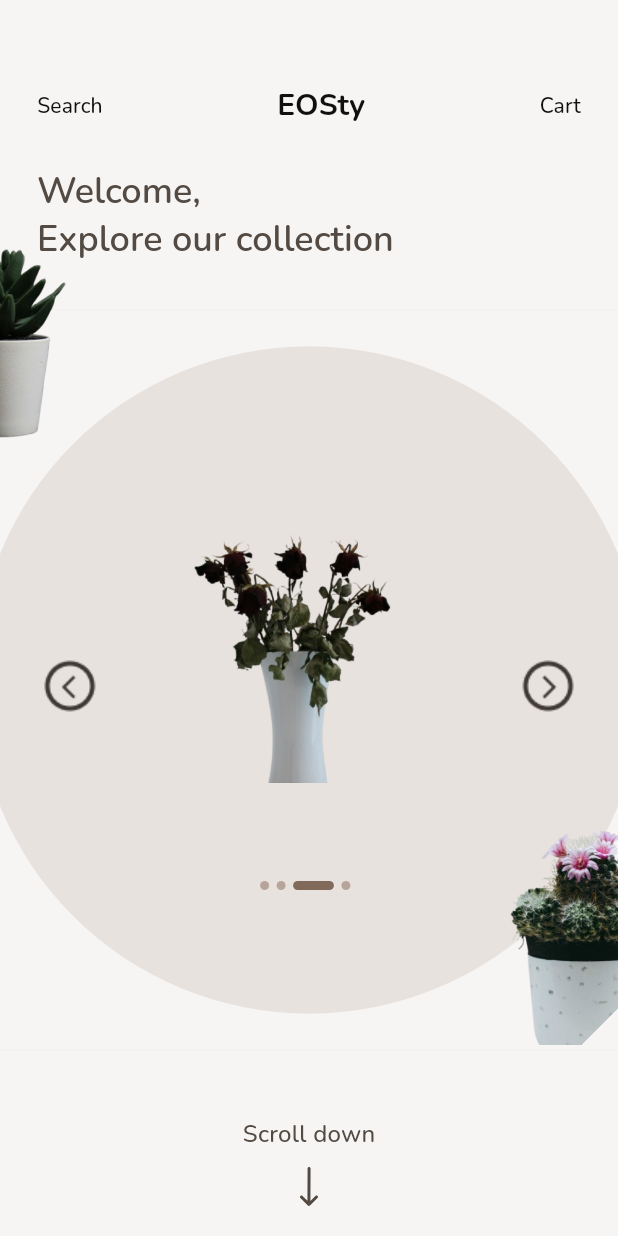
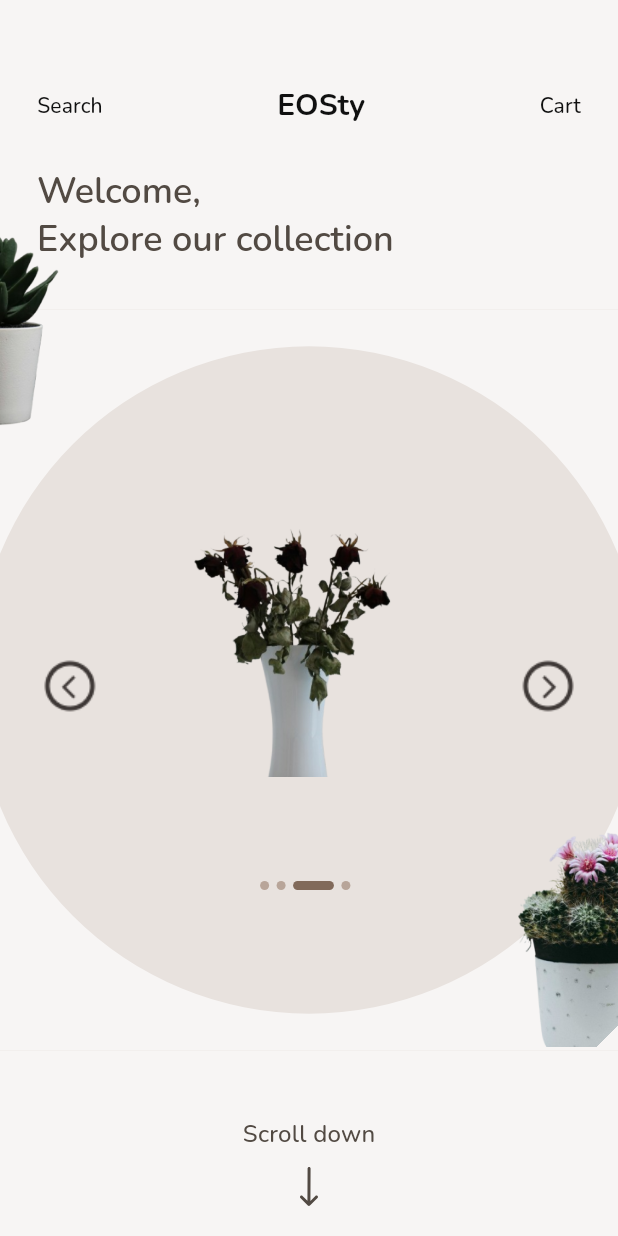
Before and after one commit to Amr20533/animated_flower_vase_app_ui, a Flutter app: the screen it shows after launch, swiped to page 3, on a phone screen of 412 x 824 dp. Run offline on Flutter 3.47's test engine with Material 3 defaults, Android fonts, the light colour scheme and no system bars; our stand-ins replace expandable_text, flutter_svg, google_fonts.

Commit message:
Last Edit

```diff
--- a/lib/widgets/home/home_flower_vase_view.dart
+++ b/lib/widgets/home/home_flower_vase_view.dart
@@ -19,7 +19,7 @@ class HomeFlowerVaseView extends StatelessWidget {
           transform: Matrix4.rotationZ(-0.785398),
           child: Container(
             width: size.width * 0.5,
-            height: size.height * 0.8,
+            height: size.height * 0.82,
             margin: const EdgeInsets.only(right: 26),
             child: PageView.builder(
               controller: notifier.flowerPageController,
@@ -49,11 +49,7 @@ class HomeFlowerVaseView extends StatelessWidget {
                         children: [
                           Transform.scale(
                             scale: scale,
-                            child: Container(
-                                width: size.width * 0.8,
-                                height: size.height * 0.26,
-                                alignment: Alignment.bottomCenter,
-                                child: Image.asset(flower.image, fit: BoxFit.cover, width: size.width * 0.5,height: size.width * 0.5)),
+                            child: Image.asset(flower.image, fit: BoxFit.cover, width: size.width * 0.5,height: size.width * 0.5),
                           ),
                         ],
                       ),
```
Also changed, not shown: Screenshot_20241028_214414.png (added), Screenshot_20241028_214428.png (added), Screenshot_20241028_214456.png (added), Screenshot_20241028_214514.png (added), Screenshot_20241028_214918.png (added), last.png (added).
